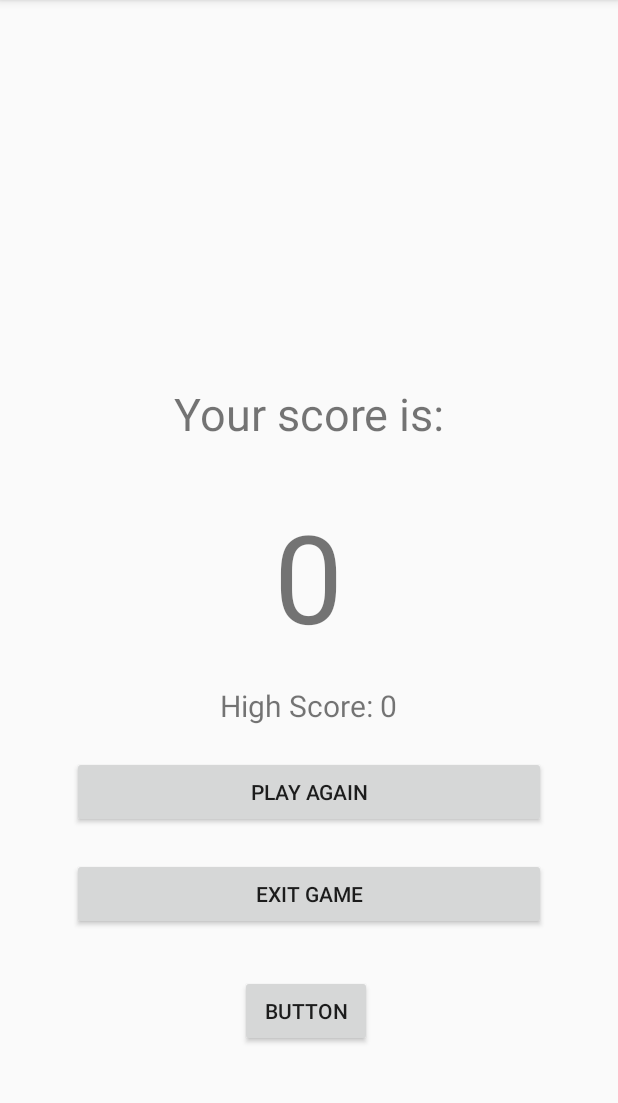
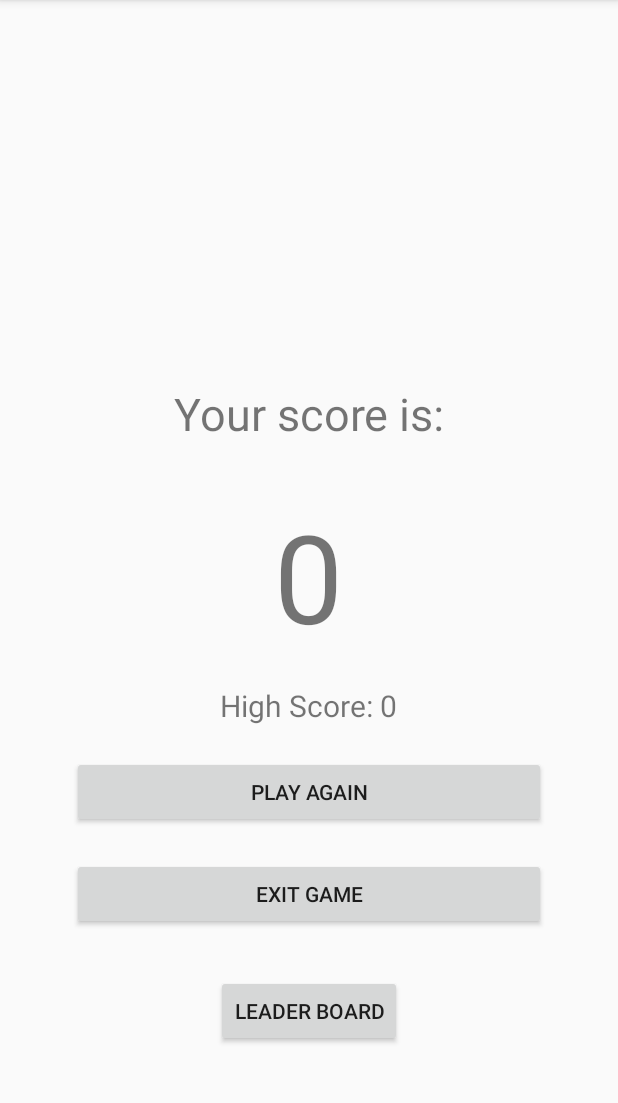
Before and after one commit to pinakip1998/GuessingGame, an Android app: the ShowScore screen opened directly, with no data from a screen before it, on a phone screen of 412 x 824 dp, the part 84-1187 px from its top. Run offline under Robolectric (Android 15) with nearby library versions, the phone set to English and light mode, and no system bars; libraries missing offline, so code that uses them is left out: io.realm; 4 statements that could not run were skipped.

Commit message:
Leader board button text edited

```diff
--- a/app/src/main/res/layout/activity_show_score.xml
+++ b/app/src/main/res/layout/activity_show_score.xml
@@ -86,9 +86,8 @@
         android:layout_width="wrap_content"
         android:layout_height="wrap_content"
         android:layout_below="@+id/game_over_scores"
-        android:layout_alignParentEnd="true"
         android:layout_marginTop="22dp"
-        android:layout_marginEnd="164dp"
-        android:text="Button"
+        android:layout_centerHorizontal="true"
+        android:text="Leader Board"
         android:onClick="viewLeaderBoard"/>
 </RelativeLayout>
```
